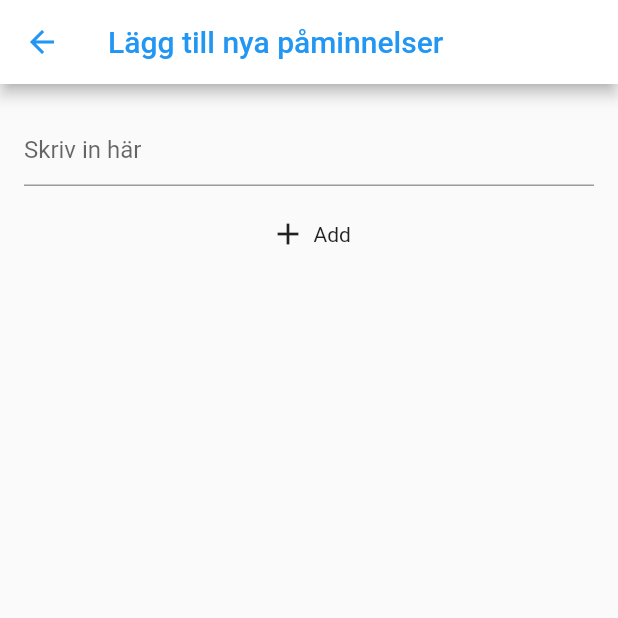
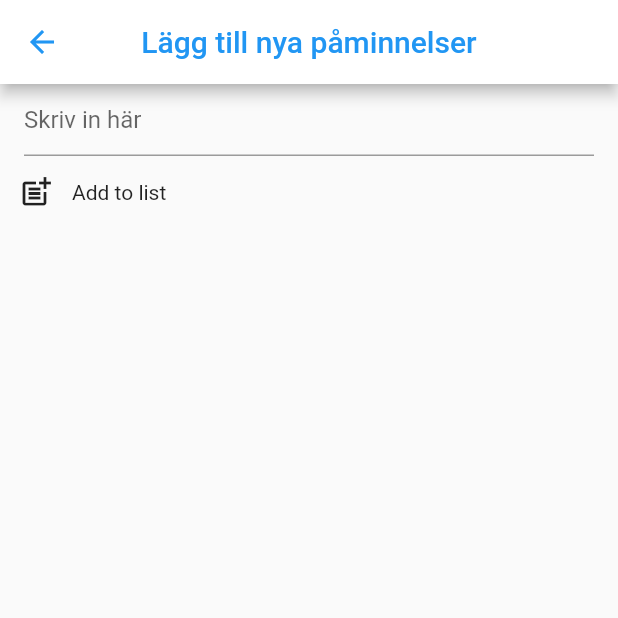
Before and after one commit to gu-tig169-ht21/gusderfe, a Flutter app: the screen it shows after launch, after a tap on the "add" icon, on a phone screen of 412 x 824 dp, the top half of it. Run offline on Flutter 3.47's test engine with Material 2 defaults, Android fonts, the phone set to English and light mode, and no system bars.

Commit message:
Lagt till widgets och ändat ikoner på sidorna

```diff
--- /dev/null
+++ b/lib/ToDoListState.dart
@@ -0,0 +1,17 @@
+import 'package:flutter/material.dart';
+
+class TodoListState extends ChangeNotifier {
+  final List _list = [];
+
+  List get list => _list;
+
+  void addListItem(item) {
+    _list.add(item);
+    notifyListeners();
+  }
+
+  void removeListItem(index) {
+    _list.removeAt(index);
+    notifyListeners();
+  }
+}
--- a/lib/main.dart
+++ b/lib/main.dart
@@ -1,4 +1,6 @@
 import 'package:flutter/material.dart';
+import 'ToDoListState.dart';
+//import 'andrafilen.dart';
 
 void main() {
   runApp(MyApp());
@@ -24,9 +26,10 @@ class MainView extends StatelessWidget {
         backgroundColor: Colors.white,
         foregroundColor: Colors.blue,
         title: Text('Tig169 To-Do'),
+        centerTitle: true,
         actions: [
           IconButton(
-            icon: Icon(Icons.arrow_right),
+            icon: Icon(Icons.arrow_drop_down_circle),
             onPressed: () {},
           ),
         ],
@@ -63,38 +66,61 @@ class MainView extends StatelessWidget {
   }
 }
 
+//--------------------Second view-----------------------------
 class SecondView extends StatelessWidget {
+  get inputText => TextEditingController();
+
+  get Provider => null;
+
   Widget build(BuildContext context) {
     return Scaffold(
       appBar: AppBar(
         backgroundColor: Colors.white,
         foregroundColor: Colors.blue,
+        //lägger till de fina färgerna
+
         title: Text('Lägg till nya påminnelser'),
+        centerTitle: true, //Texten i mitten
       ),
-      body: Center(
-        child: Column(
-          mainAxisAlignment: MainAxisAlignment.start,
-          crossAxisAlignment: CrossAxisAlignment.start,
-          children: [
-            Container(height: 20),
-            _nameInputField(),
-            Container(height: 20),
-            _addText(),
-          ],
-        ),
+      body: Column(
+        children: [
+          ///Hämtar metoden _inputTask
+          _inputTask(),
+          _addButton()
+
+          ///Tillropar addButton
+        ],
       ),
     );
   }
 
-  Widget _nameInputField() {
+  Widget _inputTask() {
     return Container(
       margin: EdgeInsets.only(left: 16, right: 16),
       child: TextField(
+        controller: inputText,
         decoration: InputDecoration(hintText: "Skriv in här"),
       ),
     );
   }
 
+  Widget _addButton() {
+    return Row(
+      children: [
+        IconButton(
+          onPressed: () {
+            var newTask = inputText.text;
+            Provider.of<TodoListState>(listen: false).addListItem(newTask);
+            inputText.clear();
+          },
+          icon: const Icon(Icons.post_add_outlined),
+        ),
+        const Text('Add to list')
+      ],
+    );
+  }
+}
+/*
   Widget _addText() {
     return Row(
       children: [
@@ -103,10 +129,10 @@ class SecondView extends StatelessWidget {
           child: Icon(Icons.add),
         ),
         Container(
-          margin: EdgeInsets.only(left: 5),
+          margin: EdgeInsets.only(left: 180),
           child: Text("Add"),
         )
       ],
     );
   }
-}
+}*/
```
